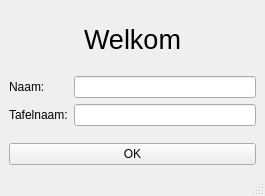
This is src/app/ruleCreator/welcomeWindow.ui in Dtai/PokerbotClient as Qt 5 draws it before an edit. The edited form follows.
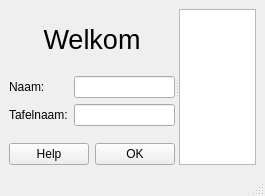
This is the edited form.

Commit message: Help is integrated in the welcome window.

What changed in the file:
```diff
--- a/src/app/ruleCreator/welcomeWindow.ui
+++ b/src/app/ruleCreator/welcomeWindow.ui
@@ -17,6 +17,13 @@
    <bool>true</bool>
   </property>
   <widget class="QWidget" name="centralwidget">
+   <layout class="QGridLayout" name="gridLayout">
+    <item row="0" column="0">
+     <widget class="QSplitter" name="splitter">
+      <property name="orientation">
+       <enum>Qt::Horizontal</enum>
+      </property>
+      <widget class="QWidget" name="">
    <layout class="QVBoxLayout" name="verticalLayout">
     <item>
      <widget class="QLabel" name="label">
@@ -64,6 +71,15 @@
      </layout>
     </item>
     <item>
+         <layout class="QHBoxLayout" name="horizontalLayout">
+          <item>
+           <widget class="QPushButton" name="btnHelp">
+            <property name="text">
+             <string>Help</string>
+            </property>
+           </widget>
+          </item>
+          <item>
      <widget class="QPushButton" name="btnOk">
       <property name="text">
        <string>OK</string>
@@ -71,6 +87,13 @@
      </widget>
     </item>
    </layout>
+        </item>
+       </layout>
+      </widget>
+      <widget class="QTextBrowser" name="help"/>
+     </widget>
+    </item>
+   </layout>
   </widget>
   <widget class="QStatusBar" name="statusbar"/>
   <action name="action_New">
```
Left out of the diff: 89 changed lines with no effect on the pictures. Lines whose indentation alone changed are shown as unchanged. The commit also changes 4 other files.
